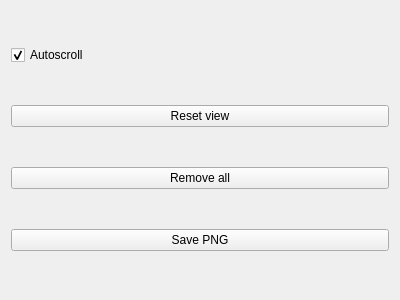
Old version of the form src/qcustomplot/right_panel.ui in the repository ADVRHumanoids/robot_monitoring.
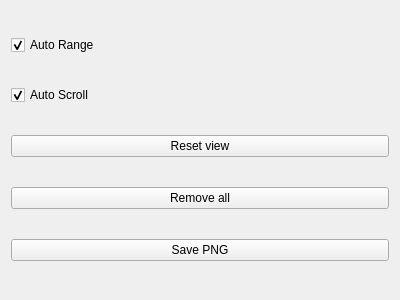
New version of the form.

Commit message: Improvements to new chart widget

Diff of the .ui file:
```diff
--- a/src/qcustomplot/right_panel.ui
+++ b/src/qcustomplot/right_panel.ui
@@ -14,10 +14,20 @@
    <string>Form</string>
   </property>
   <layout class="QVBoxLayout" name="verticalLayout">
+   <item>
+    <widget class="QCheckBox" name="autorangeChkBox">
+     <property name="text">
+      <string>Auto Range</string>
+     </property>
+     <property name="checked">
+      <bool>true</bool>
+     </property>
+    </widget>
+   </item>
    <item>
     <widget class="QCheckBox" name="autoscrollChkBox">
      <property name="text">
-      <string>Autoscroll</string>
+      <string>Auto Scroll</string>
      </property>
      <property name="checked">
       <bool>true</bool>
```
The commit also changes 3 other files.
